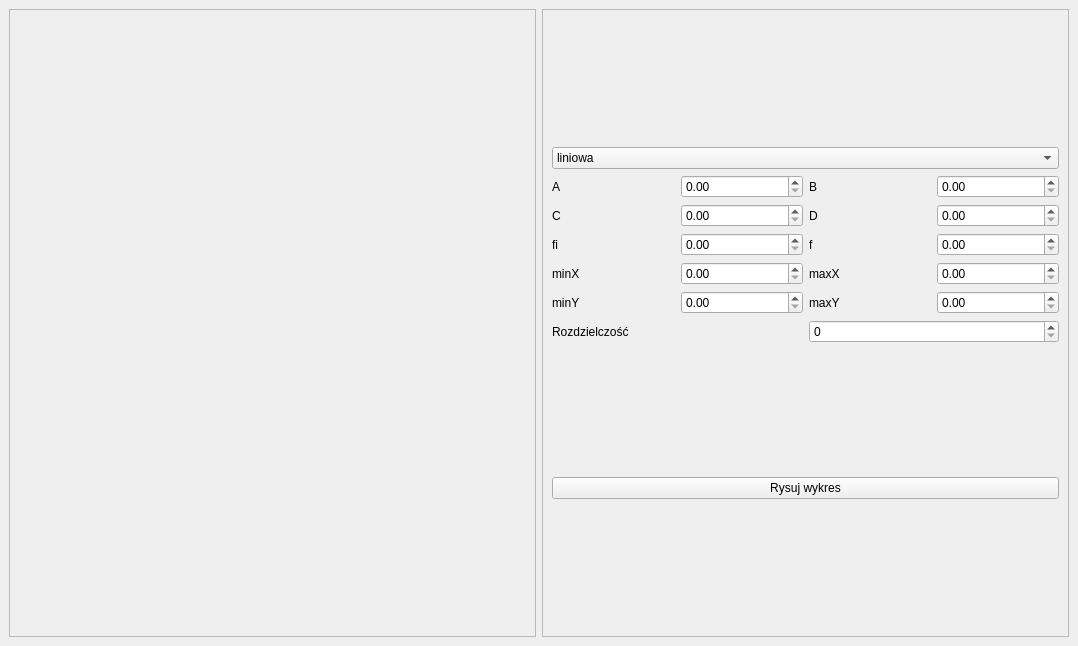
Old version of the form mainwindow.ui in the repository SzymonCzapla/ProjektPK_Wykresy_Funkcji_Matematycznych_Qt.
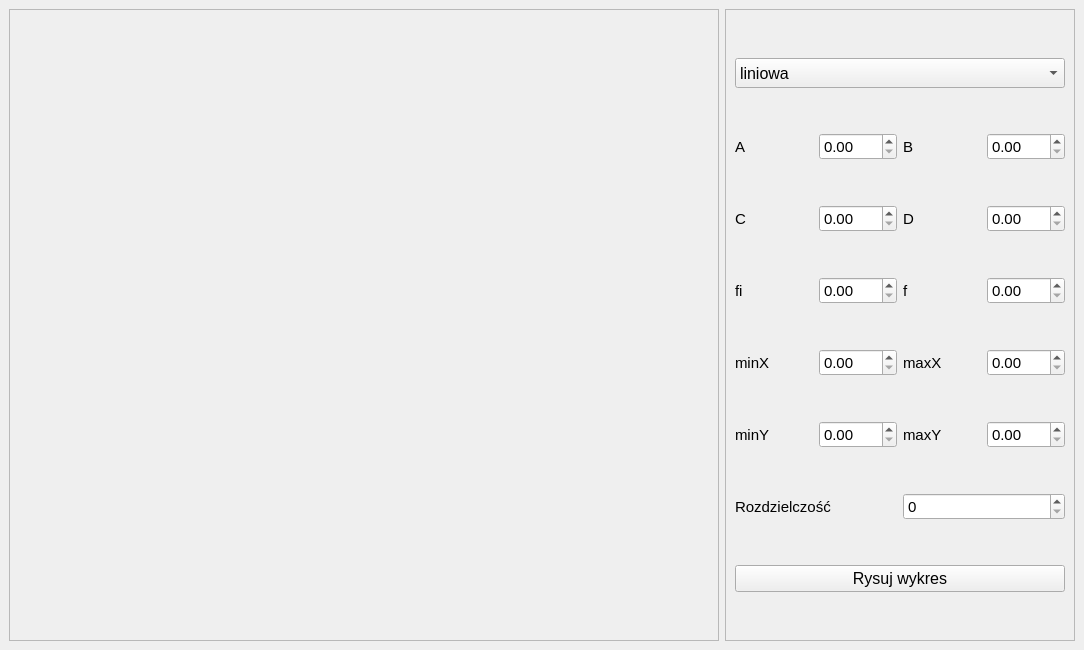
New version of the form. Custom widgets are drawn as their Qt base class.

Patch:
```diff
--- a/mainwindow.ui
+++ b/mainwindow.ui
@@ -6,8 +6,8 @@
    <rect>
     <x>0</x>
     <y>0</y>
-    <width>1078</width>
-    <height>646</height>
+    <width>1084</width>
+    <height>650</height>
    </rect>
   </property>
   <property name="windowTitle">
@@ -25,7 +25,7 @@
         <property name="frameShadow">
          <enum>QFrame::Raised</enum>
         </property>
-        <layout class="QHBoxLayout" name="horizontalLayout_3">
+        <layout class="QVBoxLayout" name="verticalLayout_5">
          <item>
           <widget class="QCustomPlot" name="graph" native="true"/>
          </item>
@@ -34,6 +34,18 @@
       </item>
       <item>
        <widget class="QFrame" name="frame_2">
+        <property name="minimumSize">
+         <size>
+          <width>0</width>
+          <height>0</height>
+         </size>
+        </property>
+        <property name="maximumSize">
+         <size>
+          <width>350</width>
+          <height>16777215</height>
+         </size>
+        </property>
         <property name="frameShape">
          <enum>QFrame::StyledPanel</enum>
         </property>
@@ -42,9 +54,21 @@
         </property>
         <layout class="QVBoxLayout" name="verticalLayout_4">
          <item>
-          <layout class="QVBoxLayout" name="verticalLayout_2">
-           <item>
             <widget class="QComboBox" name="typ_funkcji">
+           <property name="minimumSize">
+            <size>
+             <width>0</width>
+             <height>30</height>
+            </size>
+           </property>
+           <property name="font">
+            <font>
+             <pointsize>12</pointsize>
+            </font>
+           </property>
+           <property name="layoutDirection">
+            <enum>Qt::LeftToRight</enum>
+           </property>
              <item>
               <property name="text">
                <string>liniowa</string>
@@ -68,22 +92,29 @@
             </widget>
            </item>
            <item>
-            <layout class="QVBoxLayout" name="verticalLayout">
-             <item>
-              <layout class="QVBoxLayout" name="verticalLayout_3">
-               <item>
                 <layout class="QHBoxLayout" name="horizontalLayout_8">
                  <item>
                   <layout class="QHBoxLayout" name="horizontalLayout_4">
                    <item>
                     <widget class="QLabel" name="label">
+               <property name="font">
+                <font>
+                 <pointsize>11</pointsize>
+                </font>
+               </property>
                      <property name="text">
                       <string>A</string>
                      </property>
                     </widget>
                    </item>
                    <item>
-                    <widget class="QDoubleSpinBox" name="A"/>
+              <widget class="QDoubleSpinBox" name="A">
+               <property name="font">
+                <font>
+                 <pointsize>11</pointsize>
+                </font>
+               </property>
+              </widget>
                    </item>
                   </layout>
                  </item>
@@ -91,13 +122,24 @@
                   <layout class="QHBoxLayout" name="horizontalLayout_5">
                    <item>
                     <widget class="QLabel" name="label_2">
+               <property name="font">
+                <font>
+                 <pointsize>11</pointsize>
+                </font>
+               </property>
                      <property name="text">
                       <string>B</string>
                      </property>
                     </widget>
                    </item>
                    <item>
-                    <widget class="QDoubleSpinBox" name="B"/>
+              <widget class="QDoubleSpinBox" name="B">
+               <property name="font">
+                <font>
+                 <pointsize>11</pointsize>
+                </font>
+               </property>
+              </widget>
                    </item>
                   </layout>
                  </item>
@@ -109,13 +151,24 @@
                   <layout class="QHBoxLayout" name="horizontalLayout_6">
                    <item>
                     <widget class="QLabel" name="label_3">
+               <property name="font">
+                <font>
+                 <pointsize>11</pointsize>
+                </font>
+               </property>
                      <property name="text">
                       <string>C</string>
                      </property>
                     </widget>
                    </item>
                    <item>
-                    <widget class="QDoubleSpinBox" name="C"/>
+              <widget class="QDoubleSpinBox" name="C">
+               <property name="font">
+                <font>
+                 <pointsize>11</pointsize>
+                </font>
+               </property>
+              </widget>
                    </item>
                   </layout>
                  </item>
@@ -123,13 +176,24 @@
                   <layout class="QHBoxLayout" name="horizontalLayout_7">
                    <item>
                     <widget class="QLabel" name="label_4">
+               <property name="font">
+                <font>
+                 <pointsize>11</pointsize>
+                </font>
+               </property>
                      <property name="text">
                       <string>D</string>
                      </property>
                     </widget>
                    </item>
                    <item>
-                    <widget class="QDoubleSpinBox" name="D"/>
+              <widget class="QDoubleSpinBox" name="D">
+               <property name="font">
+                <font>
+                 <pointsize>11</pointsize>
+                </font>
+               </property>
+              </widget>
                    </item>
                   </layout>
                  </item>
@@ -141,13 +205,24 @@
                   <layout class="QHBoxLayout" name="horizontalLayout_12">
                    <item>
                     <widget class="QLabel" name="label_7">
+               <property name="font">
+                <font>
+                 <pointsize>11</pointsize>
+                </font>
+               </property>
                      <property name="text">
                       <string>fi</string>
                      </property>
                     </widget>
                    </item>
                    <item>
-                    <widget class="QDoubleSpinBox" name="fi"/>
+              <widget class="QDoubleSpinBox" name="fi">
+               <property name="font">
+                <font>
+                 <pointsize>11</pointsize>
+                </font>
+               </property>
+              </widget>
                    </item>
                   </layout>
                  </item>
@@ -155,13 +230,24 @@
                   <layout class="QHBoxLayout" name="horizontalLayout_19">
                    <item>
                     <widget class="QLabel" name="label_11">
+               <property name="font">
+                <font>
+                 <pointsize>11</pointsize>
+                </font>
+               </property>
                      <property name="text">
                       <string>f</string>
                      </property>
                     </widget>
                    </item>
                    <item>
-                    <widget class="QDoubleSpinBox" name="f"/>
+              <widget class="QDoubleSpinBox" name="f">
+               <property name="font">
+                <font>
+                 <pointsize>11</pointsize>
+                </font>
+               </property>
+              </widget>
                    </item>
                   </layout>
                  </item>
@@ -173,13 +259,24 @@
                   <layout class="QHBoxLayout" name="horizontalLayout_10">
                    <item>
                     <widget class="QLabel" name="label_5">
+               <property name="font">
+                <font>
+                 <pointsize>11</pointsize>
+                </font>
+               </property>
                      <property name="text">
                       <string>minX</string>
                      </property>
                     </widget>
                    </item>
                    <item>
-                    <widget class="QDoubleSpinBox" name="minX"/>
+              <widget class="QDoubleSpinBox" name="minX">
+               <property name="font">
+                <font>
+                 <pointsize>11</pointsize>
+                </font>
+               </property>
+              </widget>
                    </item>
                   </layout>
                  </item>
@@ -187,13 +284,24 @@
                   <layout class="QHBoxLayout" name="horizontalLayout_11">
                    <item>
                     <widget class="QLabel" name="label_6">
+               <property name="font">
+                <font>
+                 <pointsize>11</pointsize>
+                </font>
+               </property>
                      <property name="text">
                       <string>maxX</string>
                      </property>
                     </widget>
                    </item>
                    <item>
-                    <widget class="QDoubleSpinBox" name="maxX"/>
+              <widget class="QDoubleSpinBox" name="maxX">
+               <property name="font">
+                <font>
+                 <pointsize>11</pointsize>
+                </font>
+               </property>
+              </widget>
                    </item>
                   </layout>
                  </item>
@@ -205,13 +313,24 @@
                   <layout class="QHBoxLayout" name="horizontalLayout_16">
                    <item>
                     <widget class="QLabel" name="label_9">
+               <property name="font">
+                <font>
+                 <pointsize>11</pointsize>
+                </font>
+               </property>
                      <property name="text">
                       <string>minY</string>
                      </property>
                     </widget>
                    </item>
                    <item>
-                    <widget class="QDoubleSpinBox" name="minY"/>
+              <widget class="QDoubleSpinBox" name="minY">
+               <property name="font">
+                <font>
+                 <pointsize>11</pointsize>
+                </font>
+               </property>
+              </widget>
                    </item>
                   </layout>
                  </item>
@@ -219,13 +338,24 @@
                   <layout class="QHBoxLayout" name="horizontalLayout_17">
                    <item>
                     <widget class="QLabel" name="label_10">
+               <property name="font">
+                <font>
+                 <pointsize>11</pointsize>
+                </font>
+               </property>
                      <property name="text">
                       <string>maxY</string>
                      </property>
                     </widget>
                    </item>
                    <item>
-                    <widget class="QDoubleSpinBox" name="maxY"/>
+              <widget class="QDoubleSpinBox" name="maxY">
+               <property name="font">
+                <font>
+                 <pointsize>11</pointsize>
+                </font>
+               </property>
+              </widget>
                    </item>
                   </layout>
                  </item>
@@ -235,24 +365,34 @@
                 <layout class="QHBoxLayout" name="horizontalLayout_13">
                  <item>
                   <widget class="QLabel" name="label_8">
+             <property name="font">
+              <font>
+               <pointsize>11</pointsize>
+              </font>
+             </property>
                    <property name="text">
                     <string>Rozdzielczość</string>
                    </property>
                   </widget>
                  </item>
                  <item>
-                  <widget class="QSpinBox" name="rozdzielczosc"/>
-                 </item>
-                </layout>
-               </item>
-              </layout>
-             </item>
-            </layout>
+            <widget class="QSpinBox" name="rozdzielczosc">
+             <property name="font">
+              <font>
+               <pointsize>11</pointsize>
+              </font>
+             </property>
+            </widget>
            </item>
           </layout>
          </item>
          <item>
           <widget class="QPushButton" name="rysujwykres">
+           <property name="font">
+            <font>
+             <pointsize>12</pointsize>
+            </font>
+           </property>
            <property name="text">
             <string>Rysuj wykres</string>
            </property>
```
Lines whose indentation alone changed are shown as unchanged.
